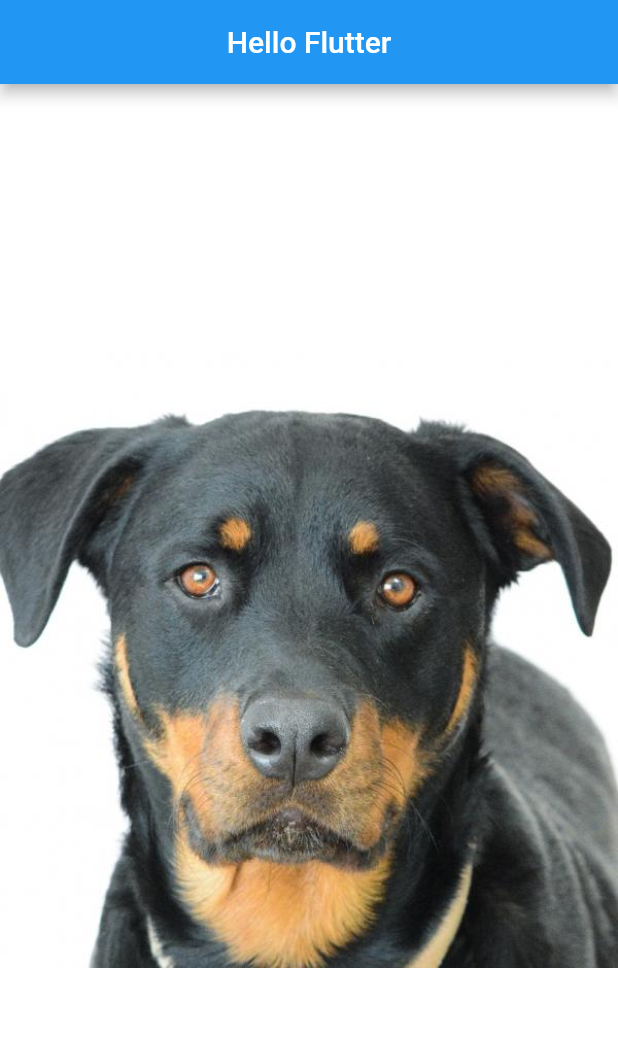
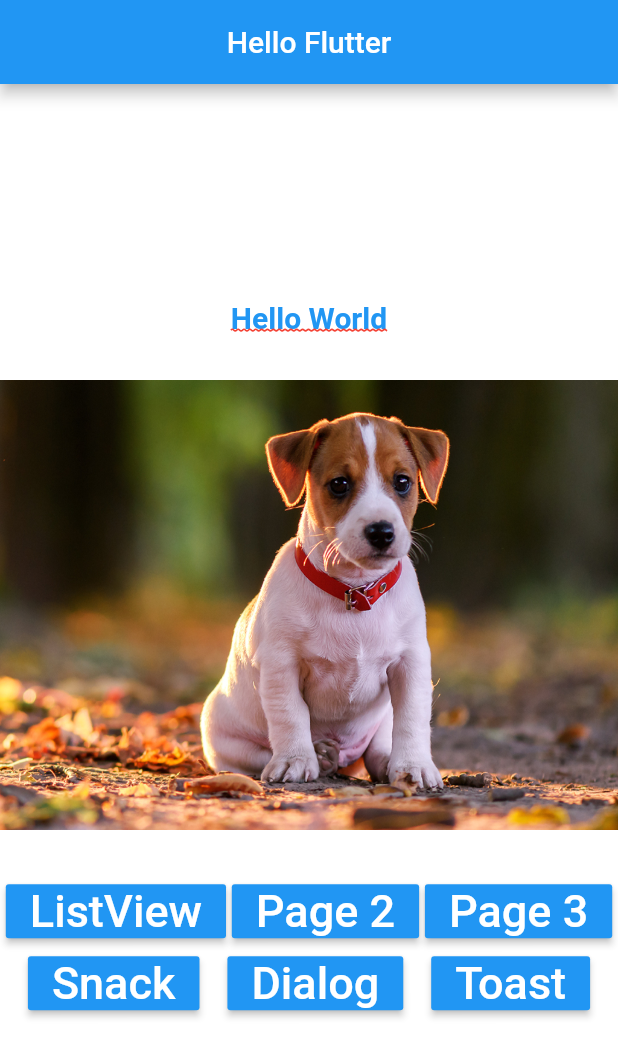
Before and after one commit to bgeles/flutter_widgets_teste, a Flutter app: the screen it shows after launch, on a phone screen of 412 x 824 dp. Shown: the top 1057 px of the screen. Run offline on Flutter 3.47's test engine with Material 2 defaults, Android fonts, the light colour scheme and no system bars.

Commit message:
criando rotas e navitions

```diff
--- /dev/null
+++ b/lib/pages/hello_page1.dart
@@ -0,0 +1,12 @@
+import 'package:flutter/material.dart';
+
+class HelloPage1 extends StatelessWidget {
+  @override
+  Widget build(BuildContext context) {
+    return Scaffold(
+      appBar: AppBar(
+        title: Text("Home Page 1"),
+      ),
+    );
+  }
+}
--- a/lib/pages/home_page.dart
+++ b/lib/pages/home_page.dart
@@ -1,4 +1,5 @@
 import 'package:flutter/material.dart';
+import 'package:flutter_widgets_teste/pages/hello_page1.dart';
 
 class HomePage extends StatelessWidget {
   @override
@@ -8,31 +9,97 @@ class HomePage extends StatelessWidget {
         title: Text("Hello Flutter"),
         centerTitle: true,
       ),
-      body: _body(),
+      body: _body(context),
     );
   }
 
-  _body() {
+  _body(BuildContext context) {
     return Container(
       color: Colors.white,
-      child: Center(
-        child: _img(),
+      child: Column(
+        mainAxisAlignment: MainAxisAlignment.center,
+        children: <Widget>[
+          _text(),
+          _pageView(),
+          _buttons(context),
+        ],
       ),
     );
   }
 
-  _img() {
+  _buttons(BuildContext context) {
+    return Column(
+      children: <Widget>[
+        Row(
+          mainAxisAlignment: MainAxisAlignment.spaceEvenly,
+          children: <Widget>[
+            _button(context, "ListView"),
+            _button(context, "Page 2"),
+            _button(context, "Page 3"),
+          ],
+        ),
+        Row(
+          mainAxisAlignment: MainAxisAlignment.spaceEvenly,
+          children: <Widget>[
+            _button(context, "Snack"),
+            _button(context, "Dialog"),
+            _button(context, "Toast"),
+          ],
+        )
+      ],
+    );
+  }
+
+  _pageView() {
+    return Container(
+      margin: EdgeInsets.only(
+        top: 30,
+        bottom: 30,
+      ),
+      height: 300,
+      child: PageView(
+        children: <Widget>[
+          _img("assets/images/dog1.png"),
+          _img("assets/images/dog2.png"),
+          _img("assets/images/dog3.png"),
+          _img("assets/images/dog4.png"),
+          _img("assets/images/dog5.png"),
+        ],
+      ),
+    );
+  }
+
+  _button(BuildContext context, String texto) {
+    return RaisedButton(
+        child: Text(
+          texto,
+          style: TextStyle(
+            color: Colors.white,
+            fontSize: 30,
+          ),
+        ),
+        color: Colors.blue,
+        onPressed: () => _onClickOK(context));
+  }
+
+  void _onClickOK(BuildContext context) {
+    Navigator.push(context, MaterialPageRoute(builder: (BuildContext context) {
+      return HelloPage1();
+    }));
+  }
+
+  _img(String caminhoImagem) {
     return Image.asset(
-      "assets/images/dog4.png",
+      caminhoImagem,
       fit: BoxFit.fill,
     );
   }
 
   _text() {
     return Text(
-      "Hello Wolrd",
+      "Hello World",
       style: TextStyle(
-          fontSize: 30,
+          fontSize: 20,
           fontWeight: FontWeight.bold,
           color: Colors.blue,
           decoration: TextDecoration.underline,
```
